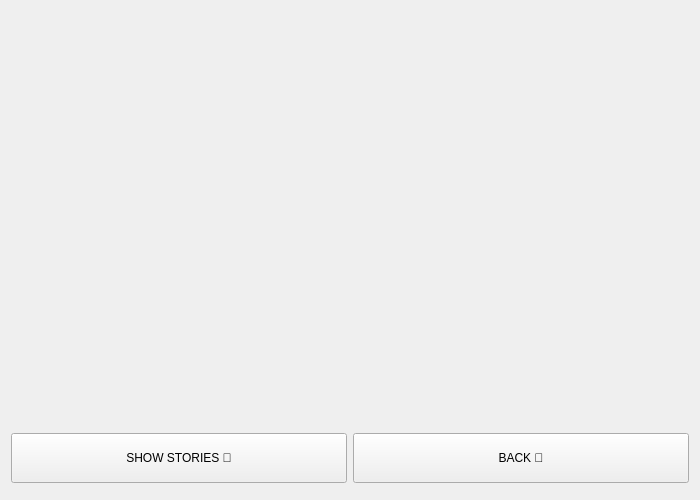
Above: Chat-Application/showcontactnamestory.ui from verina101/Chat-Application before the change. Below: the same form after it.
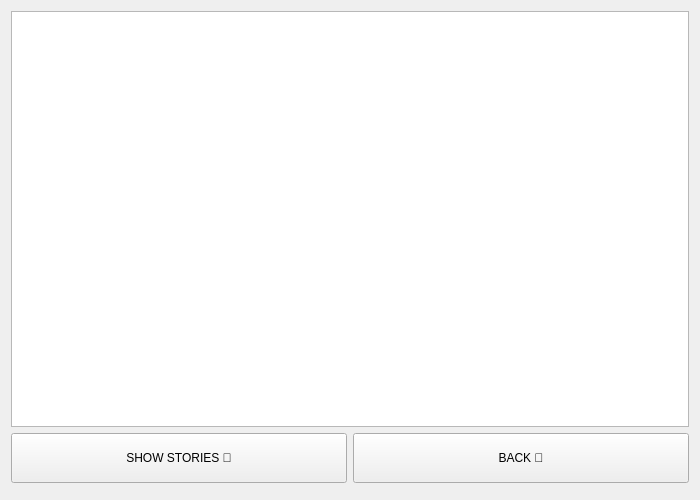
That is the form after the change.

What changed in the file:
```diff
--- a/Chat-Application/showcontactnamestory.ui
+++ b/Chat-Application/showcontactnamestory.ui
@@ -15,11 +15,7 @@
   </property>
   <layout class="QVBoxLayout" name="verticalLayout">
    <item>
-    <widget class="QListWidget" name="listWidget">
-     <property name="styleSheet">
-      <string notr="true">background:transparent;</string>
-     </property>
-    </widget>
+    <widget class="QListWidget" name="listWidget"/>
    </item>
    <item>
     <layout class="QHBoxLayout" name="horizontalLayout">
```
